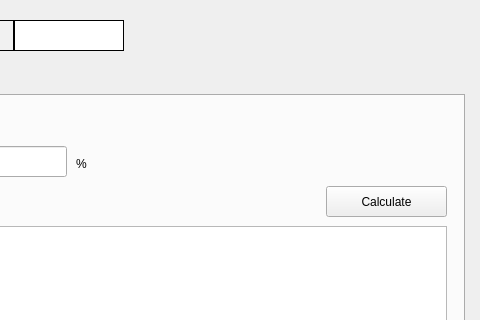
Old version of the form src/pages/loan/loan.ui in the repository DY-Microfinance-Customer-Management/dymf-algorithm; both pictures show x 986 to 1466 and y 0 to 320 of the 1466 by 764 pixel window.
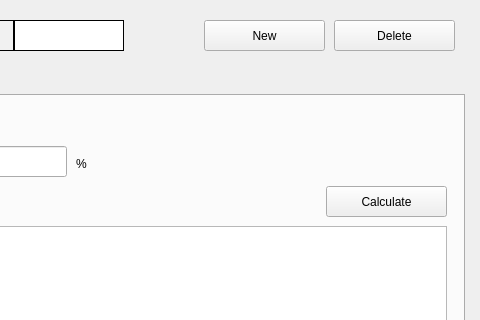
New version of the form.

The edit to the form file:
```diff
--- a/src/pages/loan/loan.ui
+++ b/src/pages/loan/loan.ui
@@ -3992,6 +3992,32 @@
      <string/>
     </property>
    </widget>
+   <widget class="QPushButton" name="loanDeleteButton">
+    <property name="geometry">
+     <rect>
+      <x>1320</x>
+      <y>20</y>
+      <width>121</width>
+      <height>31</height>
+     </rect>
+    </property>
+    <property name="text">
+     <string>Delete</string>
+    </property>
+   </widget>
+   <widget class="QPushButton" name="loanNewButton">
+    <property name="geometry">
+     <rect>
+      <x>1190</x>
+      <y>20</y>
+      <width>121</width>
+      <height>31</height>
+     </rect>
+    </property>
+    <property name="text">
+     <string>New</string>
+    </property>
+   </widget>
    <zorder>tabWidget</zorder>
    <zorder>label</zorder>
    <zorder>label_4</zorder>
```
Left out of the diff: 2 changed lines with no effect on the pictures.
